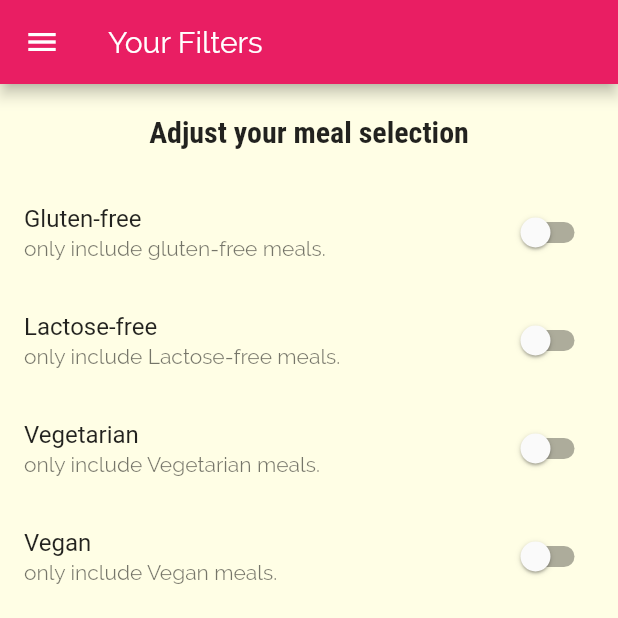
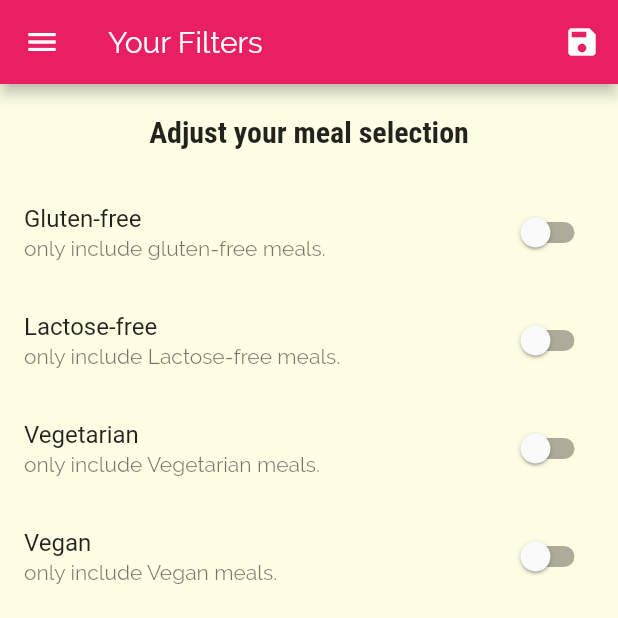
Before and after one commit to mohamedashraf1/Meals-app, a Flutter app: the FiltersScreen screen opened by its route, on a phone screen of 412 x 824 dp, the top half of it. Run offline on Flutter 3.47's test engine with Material 2 defaults, Android fonts, the phone set to English and light mode, and no system bars; our stand-ins replace fluttertoast.

Commit message:
enforced my filters into the showen meals

```diff
--- a/MealsApp/lib/main.dart
+++ b/MealsApp/lib/main.dart
@@ -5,10 +5,48 @@ import 'screens/category_meals_screen.dart';
 import 'screens/meal_detail_screen.dart';
 import 'screens/tabs_screen.dart';
 import 'screens/filters_screen.dart';
+import 'models/meal.dart';
+import './data.dart';
 
 void main() => runApp(MealsApp());
 
-class MealsApp extends StatelessWidget {
+class MealsApp extends StatefulWidget {
+  @override
+  _MealsAppState createState() => _MealsAppState();
+}
+
+class _MealsAppState extends State<MealsApp> {
+  Map<String, bool> _filters = {
+    'gluten': false,
+    'lactose': false,
+    'vegan': false,
+    'vegetarian': false,
+  };
+
+  List<Meal> _availableMeals = Meals;
+
+  void _setFilters(Map<String, bool> filtersData) {
+    setState(() {
+      _filters = filtersData;
+
+      _availableMeals = Meals.where((element) {
+        if (_filters['gluten'] && !element.isGlutenFree) {
+          return false;
+        }
+        if (_filters['lactose'] && !element.isLactoseFree) {
+          return false;
+        }
+        if (_filters['vegan'] && !element.isVegan) {
+          return false;
+        }
+        if (_filters['vegetarian'] && !element.isVegetarian) {
+          return false;
+        }
+        return true;
+      }).toList();
+    });
+  }
+
   @override
   Widget build(BuildContext context) {
     return MaterialApp(
@@ -36,9 +74,10 @@ class MealsApp extends StatelessWidget {
       //initialRoute: '/',
       routes: {
         '/': (ctx) => TabsSreen(),
-        CategoryMealsScreen.routeName: (ctx) => CategoryMealsScreen(),
+        CategoryMealsScreen.routeName: (ctx) =>
+            CategoryMealsScreen(_availableMeals),
         MealDetailScreen.routeName: (ctx) => MealDetailScreen(),
-        FiltersScreen.routeName: (ctx) => FiltersScreen(),
+        FiltersScreen.routeName: (ctx) => FiltersScreen(_filters, _setFilters),
       },
       onGenerateRoute: (setting) {
         print(setting.arguments);
--- a/MealsApp/lib/screens/filters_screen.dart
+++ b/MealsApp/lib/screens/filters_screen.dart
@@ -1,8 +1,14 @@
 import '../widgets/main_drawer.dart';
 import 'package:flutter/material.dart';
+import 'package:fluttertoast/fluttertoast.dart';
 
 class FiltersScreen extends StatefulWidget {
   static const routeName = 'filters';
+
+  final Function saveFilters;
+  final Map<String, bool> currentFilters;
+
+  FiltersScreen(this.currentFilters, this.saveFilters);
 
   @override
   _FiltersScreenState createState() => _FiltersScreenState();
@@ -13,6 +19,15 @@ class _FiltersScreenState extends State<FiltersScreen> {
   var _vegetarian = false;
   var _vegan = false;
   var _lactoseFree = false;
+
+  @override
+  initState() {
+    super.initState();
+    _glutenFree = widget.currentFilters['gluten'];
+    _vegetarian = widget.currentFilters['vegetarian'];
+    _vegan = widget.currentFilters['vegan'];
+    _lactoseFree = widget.currentFilters['lactose'];
+  }
 
   Widget _buildSwitchListTile(
     String title,
@@ -33,6 +48,27 @@ class _FiltersScreenState extends State<FiltersScreen> {
     return Scaffold(
       appBar: AppBar(
         title: Text("Your Filters"),
+        actions: [
+          IconButton(
+            icon: Icon(Icons.save),
+            onPressed: () {
+              final selectedFilters = {
+                'gluten': _glutenFree,
+                'lactose': _lactoseFree,
+                'vegan': _vegan,
+                'vegetarian': _vegetarian,
+              };
+              widget.saveFilters(selectedFilters);
+              Fluttertoast.showToast(
+                msg: 'Saved',
+                toastLength: Toast.LENGTH_SHORT,
+                textColor: Colors.black,
+                fontSize: 16,
+                backgroundColor: Colors.grey[200],
+              );
+            },
+          ),
+        ],
       ),
       body: Column(
         children: [
--- a/MealsApp/pubspec.yaml
+++ b/MealsApp/pubspec.yaml
@@ -23,6 +23,7 @@ environment:
 dependencies:
   flutter:
     sdk: flutter
+  fluttertoast: ^7.1.5
 
 
   # The following adds the Cupertino Icons font to your application.
```
Also changed, not shown: MealsApp/lib/screens/category_meals_screen.dart (+5 -2 lines), MealsApp/pubspec.lock.
